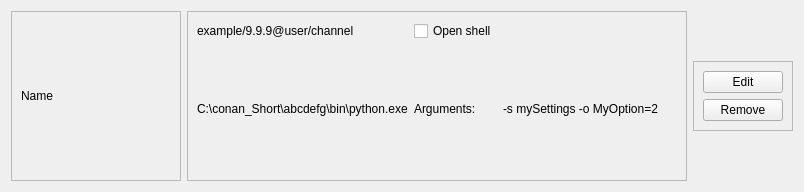
First picture: the form in src/conan_app_launcher/ui/views/app_grid/app_link.ui, repository goszpeti/conan_explorer, before the edit.
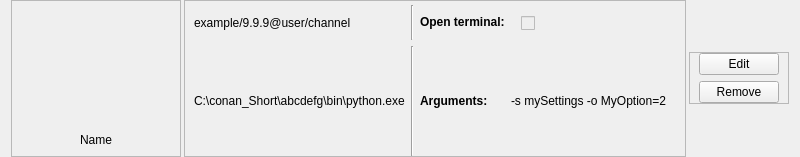
Second picture: the form after the edit. Custom widgets are drawn as their Qt base class.

Commit message: Restore AppLink funcionality

```diff
--- a/src/conan_app_launcher/ui/views/app_grid/app_link.ui
+++ b/src/conan_app_launcher/ui/views/app_grid/app_link.ui
@@ -7,7 +7,7 @@
     <x>0</x>
     <y>0</y>
     <width>800</width>
-    <height>191</height>
+    <height>146</height>
    </rect>
   </property>
   <property name="sizePolicy">
@@ -19,7 +19,7 @@
   <property name="minimumSize">
    <size>
     <width>0</width>
-    <height>150</height>
+    <height>140</height>
    </size>
   </property>
   <property name="maximumSize">
@@ -32,9 +32,18 @@
    <string>Form</string>
   </property>
   <layout class="QHBoxLayout" name="horizontalLayout" stretch="0,1,0">
+   <property name="spacing">
+    <number>3</number>
+   </property>
    <property name="sizeConstraint">
     <enum>QLayout::SetMinAndMaxSize</enum>
    </property>
+   <property name="topMargin">
+    <number>0</number>
+   </property>
+   <property name="bottomMargin">
+    <number>0</number>
+   </property>
    <item>
     <widget class="QFrame" name="frame_3">
      <property name="minimumSize">
@@ -53,8 +62,11 @@
       <property name="sizeConstraint">
        <enum>QLayout::SetMinAndMaxSize</enum>
       </property>
+      <property name="topMargin">
+       <number>6</number>
+      </property>
       <item>
-       <widget class="QLabel" name="label_2">
+       <widget class="ClickableIcon" name="app_button">
         <property name="sizePolicy">
          <sizepolicy hsizetype="MinimumExpanding" vsizetype="Preferred">
           <horstretch>0</horstretch>
@@ -64,17 +76,21 @@
         <property name="minimumSize">
          <size>
           <width>150</width>
-          <height>150</height>
+          <height>120</height>
          </size>
         </property>
+        <property name="text">
+         <string/>
+        </property>
+       </widget>
+      </item>
+      <item>
+       <widget class="QLabel" name="app_name">
         <property name="text">
          <string>Name</string>
         </property>
         <property name="alignment">
-         <set>Qt::AlignLeading|Qt::AlignLeft|Qt::AlignVCenter</set>
-        </property>
-        <property name="wordWrap">
-         <bool>true</bool>
+         <set>Qt::AlignCenter</set>
         </property>
        </widget>
       </item>
@@ -105,46 +121,14 @@
       <property name="sizeConstraint">
        <enum>QLayout::SetMinAndMaxSize</enum>
       </property>
-      <item row="1" column="0">
-       <widget class="QLabel" name="label_4">
-        <property name="sizePolicy">
-         <sizepolicy hsizetype="MinimumExpanding" vsizetype="Preferred">
-          <horstretch>0</horstretch>
-          <verstretch>0</verstretch>
-         </sizepolicy>
-        </property>
-        <property name="minimumSize">
-         <size>
-          <width>200</width>
-          <height>0</height>
-         </size>
-        </property>
-        <property name="text">
-         <string>C:\conan_Short\abcdefg\bin\python.exe</string>
-        </property>
-       </widget>
-      </item>
-      <item row="0" column="0">
-       <widget class="QLabel" name="label_3">
-        <property name="sizePolicy">
-         <sizepolicy hsizetype="MinimumExpanding" vsizetype="Preferred">
-          <horstretch>0</horstretch>
-          <verstretch>0</verstretch>
-         </sizepolicy>
-        </property>
-        <property name="minimumSize">
-         <size>
-          <width>200</width>
-          <height>0</height>
-         </size>
-        </property>
-        <property name="text">
-         <string>example/9.9.9@user/channel</string>
-        </property>
-       </widget>
-      </item>
-      <item row="1" column="1">
-       <widget class="QLabel" name="label_5">
+      <property name="topMargin">
+       <number>4</number>
+      </property>
+      <property name="bottomMargin">
+       <number>0</number>
+      </property>
+      <item row="1" column="4">
+       <widget class="QLabel" name="arguments_label">
         <property name="sizePolicy">
          <sizepolicy hsizetype="Minimum" vsizetype="Preferred">
           <horstretch>0</horstretch>
@@ -158,12 +142,12 @@
          </size>
         </property>
         <property name="text">
-         <string>Arguments:</string>
+         <string>&lt;html&gt;&lt;head/&gt;&lt;body&gt;&lt;p&gt;&lt;span style=&quot; font-weight:700;&quot;&gt;Arguments:&lt;/span&gt;&lt;/p&gt;&lt;/body&gt;&lt;/html&gt;</string>
         </property>
        </widget>
       </item>
-      <item row="1" column="2">
-       <widget class="QLabel" name="label_6">
+      <item row="1" column="5">
+       <widget class="QLabel" name="arguments_value_label">
         <property name="sizePolicy">
          <sizepolicy hsizetype="MinimumExpanding" vsizetype="Preferred">
           <horstretch>0</horstretch>
@@ -181,20 +165,88 @@
         </property>
        </widget>
       </item>
+      <item row="1" column="1">
+       <widget class="Line" name="line">
+        <property name="orientation">
+         <enum>Qt::Vertical</enum>
+        </property>
+       </widget>
+      </item>
       <item row="0" column="1">
-       <widget class="QCheckBox" name="checkBox">
+       <widget class="Line" name="line_2">
+        <property name="orientation">
+         <enum>Qt::Vertical</enum>
+        </property>
+       </widget>
+      </item>
+      <item row="0" column="0">
+       <widget class="QLabel" name="conan_ref_label">
         <property name="sizePolicy">
-         <sizepolicy hsizetype="Minimum" vsizetype="Fixed">
+         <sizepolicy hsizetype="MinimumExpanding" vsizetype="Preferred">
           <horstretch>0</horstretch>
           <verstretch>0</verstretch>
          </sizepolicy>
         </property>
+        <property name="minimumSize">
+         <size>
+          <width>200</width>
+          <height>0</height>
+         </size>
+        </property>
         <property name="text">
-         <string>Open shell</string>
+         <string>example/9.9.9@user/channel</string>
         </property>
-        <property name="checkable">
+       </widget>
+      </item>
+      <item row="1" column="0">
+       <widget class="QLabel" name="pkg_path_label">
+        <property name="sizePolicy">
+         <sizepolicy hsizetype="MinimumExpanding" vsizetype="Preferred">
+          <horstretch>0</horstretch>
+          <verstretch>0</verstretch>
+         </sizepolicy>
+        </property>
+        <property name="minimumSize">
+         <size>
+          <width>200</width>
+          <height>0</height>
+         </size>
+        </property>
+        <property name="text">
+         <string>C:\conan_Short\abcdefg\bin\python.exe</string>
+        </property>
+       </widget>
+      </item>
+      <item row="0" column="5">
+       <widget class="QCheckBox" name="open_shell_checkbox">
+        <property name="enabled">
          <bool>false</bool>
         </property>
+        <property name="sizePolicy">
+         <sizepolicy hsizetype="Minimum" vsizetype="Fixed">
+          <horstretch>0</horstretch>
+          <verstretch>0</verstretch>
+         </sizepolicy>
+        </property>
+        <property name="maximumSize">
+         <size>
+          <width>16777215</width>
+          <height>35</height>
+         </size>
+        </property>
+        <property name="styleSheet">
+         <string notr="true">margin-top:50%; margin-bottom:50%;margin-left: 10%;</string>
+        </property>
+        <property name="text">
+         <string/>
+        </property>
+       </widget>
+      </item>
+      <item row="0" column="4">
+       <widget class="QLabel" name="label">
+        <property name="text">
+         <string>&lt;html&gt;&lt;head/&gt;&lt;body&gt;&lt;p&gt;&lt;span style=&quot; font-weight:700;&quot;&gt;Open terminal:&lt;/span&gt;&lt;/p&gt;&lt;/body&gt;&lt;/html&gt;</string>
+        </property>
        </widget>
       </item>
      </layout>
@@ -218,6 +270,12 @@
       <property name="sizeConstraint">
        <enum>QLayout::SetMinAndMaxSize</enum>
       </property>
+      <property name="topMargin">
+       <number>0</number>
+      </property>
+      <property name="bottomMargin">
+       <number>0</number>
+      </property>
       <item>
        <widget class="QPushButton" name="pushButton">
         <property name="sizePolicy">
@@ -261,6 +319,13 @@
    </item>
   </layout>
  </widget>
+ <customwidgets>
+  <customwidget>
+   <class>ClickableIcon</class>
+   <extends>QLabel</extends>
+   <header>conan_app_launcher.ui.widgets.h</header>
+  </customwidget>
+ </customwidgets>
  <resources/>
  <connections/>
 </ui>
```
Left out of the diff: 10 changed lines with no effect on the pictures. The commit also changes 4 other files.
